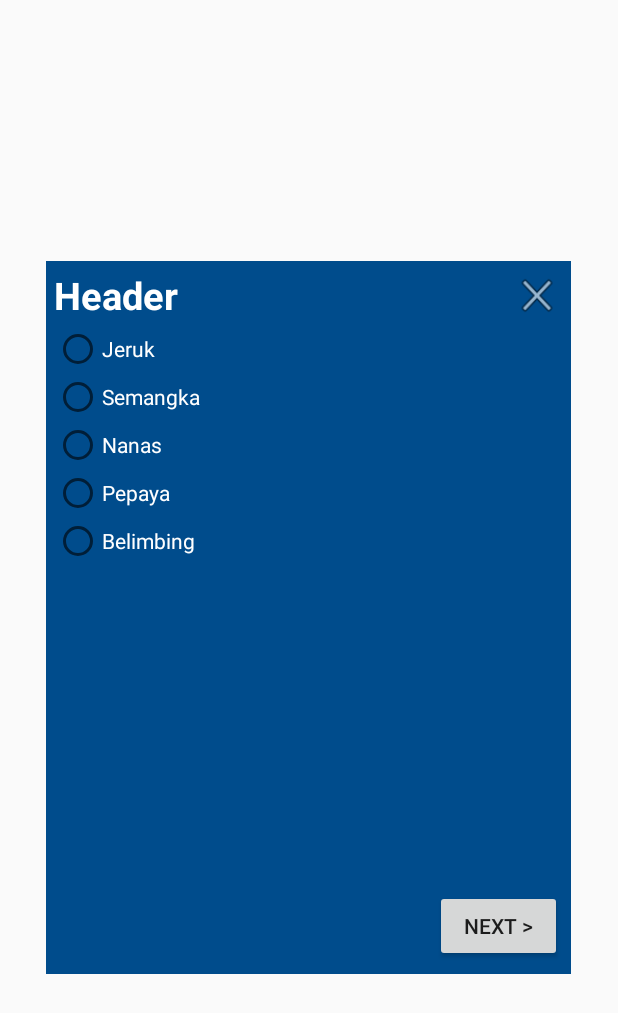
After one commit to crunchox/Rawit, an Android app: the layout fruits.xml on its own in the app's theme, with its tools: preview values and no code run, on a phone screen of 412 x 824 dp. The commit adds this screen. Shown: the top 1013 px of the screen. Run offline under Robolectric (Android 15) with nearby library versions, the phone set to English and light mode, and no system bars.

Commit message:
dialog fruit and weight

```diff
--- a/app/src/main/res/layout/activity_main.xml
+++ b/app/src/main/res/layout/activity_main.xml
@@ -18,9 +18,9 @@
             android:layout_height="wrap_content"
             android:src="@mipmap/ic_launcher_round"/>
         <Button
+            android:id="@+id/btn_logout"
             android:layout_width="wrap_content"
             android:layout_height="wrap_content"
-            android:gravity="right"
             android:text="Logout"/>
     </LinearLayout>
     <LinearLayout
@@ -55,7 +55,7 @@
                         android:id="@+id/water_intake"
                         android:layout_width="wrap_content"
                         android:layout_height="wrap_content"
-                        android:text="100"/>
+                        android:text="0"/>
                     <TextView
                         android:layout_width="wrap_content"
                         android:layout_height="wrap_content"
--- /dev/null
+++ b/app/src/main/res/layout/fruits.xml
@@ -0,0 +1,94 @@
+<?xml version="1.0" encoding="utf-8"?>
+<LinearLayout xmlns:android="http://schemas.android.com/apk/res/android"
+    android:orientation="vertical"
+    android:layout_width="350dp"
+    android:layout_height="475dp"
+    android:background="@color/colorPrimaryDark"
+    android:padding="5dp"
+    android:layout_gravity="center">
+    <LinearLayout
+        android:layout_width="match_parent"
+        android:layout_height="wrap_content"
+        android:orientation="horizontal"
+        android:layout_weight=".10">
+
+        <TextView
+            android:id="@+id/txt_Header"
+            android:text="Header"
+            android:textSize="25dp"
+            android:textColor="#ffffff"
+            android:textStyle="bold"
+            android:layout_width="0dp"
+            android:layout_height="wrap_content"
+            android:layout_weight=".90" />
+
+        <Button
+            android:id="@+id/btn_cancel"
+            android:layout_width="0dp"
+            android:layout_height="35dp"
+            android:layout_weight=".10"
+            android:layout_gravity="right"
+            android:background="@android:drawable/ic_menu_close_clear_cancel" />
+
+    </LinearLayout>
+    <RadioGroup xmlns:android="http://schemas.android.com/apk/res/android"
+        android:layout_width="match_parent"
+        android:layout_height="wrap_content"
+        android:orientation="vertical"
+        android:layout_weight="10">
+        <RadioButton android:id="@+id/radio_jeruk"
+            android:layout_width="wrap_content"
+            android:layout_height="wrap_content"
+            android:text="Jeruk"
+            android:textColor="#ffff"
+            android:onClick="onRadioButtonClicked" />
+        <RadioButton android:id="@+id/radio_semangka"
+            android:layout_width="wrap_content"
+            android:layout_height="wrap_content"
+            android:text="Semangka"
+            android:textColor="#ffff"
+            android:onClick="onRadioButtonClicked"/>
+        <RadioButton android:id="@+id/radio_nanas"
+            android:layout_width="wrap_content"
+            android:layout_height="wrap_content"
+            android:text="Nanas"
+            android:textColor="#ffff"
+            android:onClick="onRadioButtonClicked"/>
+        <RadioButton android:id="@+id/radio_pepaya"
+            android:layout_width="wrap_content"
+            android:layout_height="wrap_content"
+            android:text="Pepaya"
+            android:textColor="#ffff"
+            android:onClick="onRadioButtonClicked"/>
+        <RadioButton android:id="@+id/radio_belimbing"
+            android:layout_width="wrap_content"
+            android:layout_height="wrap_content"
+            android:text="Belimbing"
+            android:textColor="#ffff"
+            android:onClick="onRadioButtonClicked"/>
+    </RadioGroup>
+
+    <LinearLayout
+        android:layout_width="match_parent"
+        android:layout_height="wrap_content"
+        android:orientation="horizontal"
+        android:layout_weight=".10">
+
+        <TextView
+            android:layout_width="0dp"
+            android:layout_height="wrap_content"
+            android:layout_weight=".90"
+            android:text=""
+            android:textColor="#ffffff"
+            android:textStyle="bold" />
+
+        <Button
+            android:id="@+id/btn_next"
+            android:layout_width="0dp"
+            android:layout_height="wrap_content"
+            android:layout_gravity="right"
+            android:layout_weight=".30"
+            android:text="Next >" />
+
+    </LinearLayout>
+</LinearLayout>
--- a/app/src/main/res/values/colors.xml
+++ b/app/src/main/res/values/colors.xml
@@ -2,5 +2,5 @@
 <resources>
     <color name="colorPrimary">#0277bd</color>
     <color name="colorPrimaryDark">#004c8c</color>
-    <color name="colorAccent">#D81B60</color>
+    <color name="colorAccent">#0091ea</color>
 </resources>
--- a/build.gradle
+++ b/build.gradle
@@ -7,7 +7,7 @@ buildscript {
         jcenter()
     }
     dependencies {
-        classpath 'com.android.tools.build:gradle:3.2.0'
+        classpath 'com.android.tools.build:gradle:3.2.1'
 
 
         // NOTE: Do not place your application dependencies here; they belong
```
Also changed, not shown: app/src/main/AndroidManifest.xml (+4 -4 lines), app/src/main/java/com/example/albert/rawit/MainActivity.java (+118 -1 lines), app/src/main/res/layout/weight.xml (added, +85 -0 lines).
